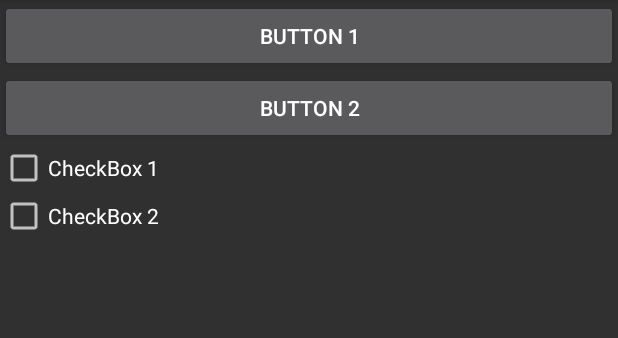
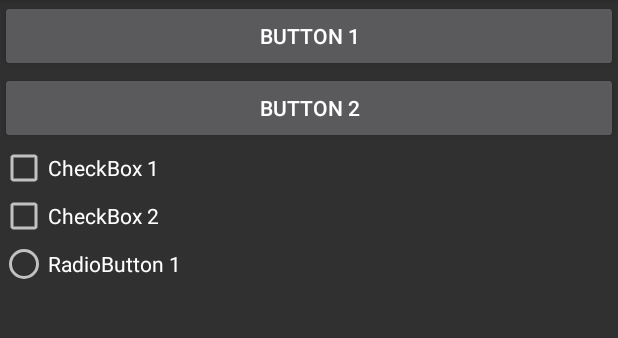
Before and after one commit to malibaig41/MyGithub, an Android app: the screen it shows after launch (MainActivity), on a phone screen of 412 x 824 dp, the part 84-422 px from its top. Run offline under Robolectric (Android 15) with nearby library versions, the phone set to English and light mode, and no system bars.

Commit message:
One RadioButton is added

```diff
--- a/app/src/main/res/layout/activity_main.xml
+++ b/app/src/main/res/layout/activity_main.xml
@@ -26,5 +26,9 @@
         android:layout_height="wrap_content"
         android:text="CheckBox 2" />
 
+    <RadioButton
+        android:layout_width="wrap_content"
+        android:layout_height="wrap_content"
+        android:text="RadioButton 1" />
 
 </LinearLayout>
```
